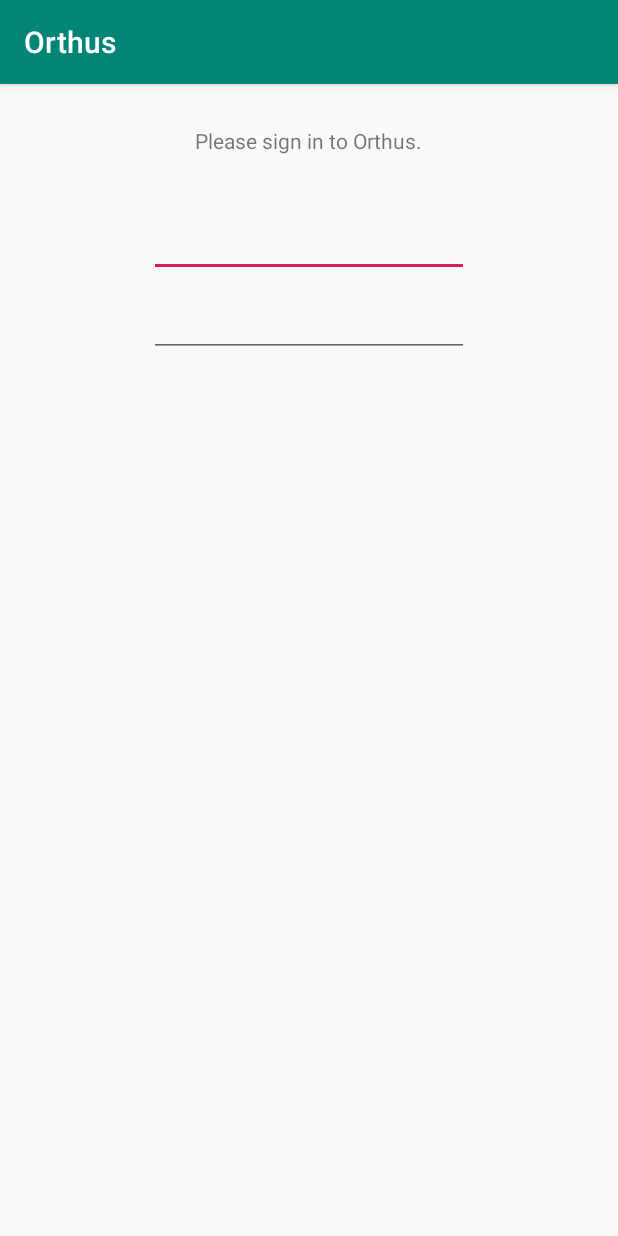
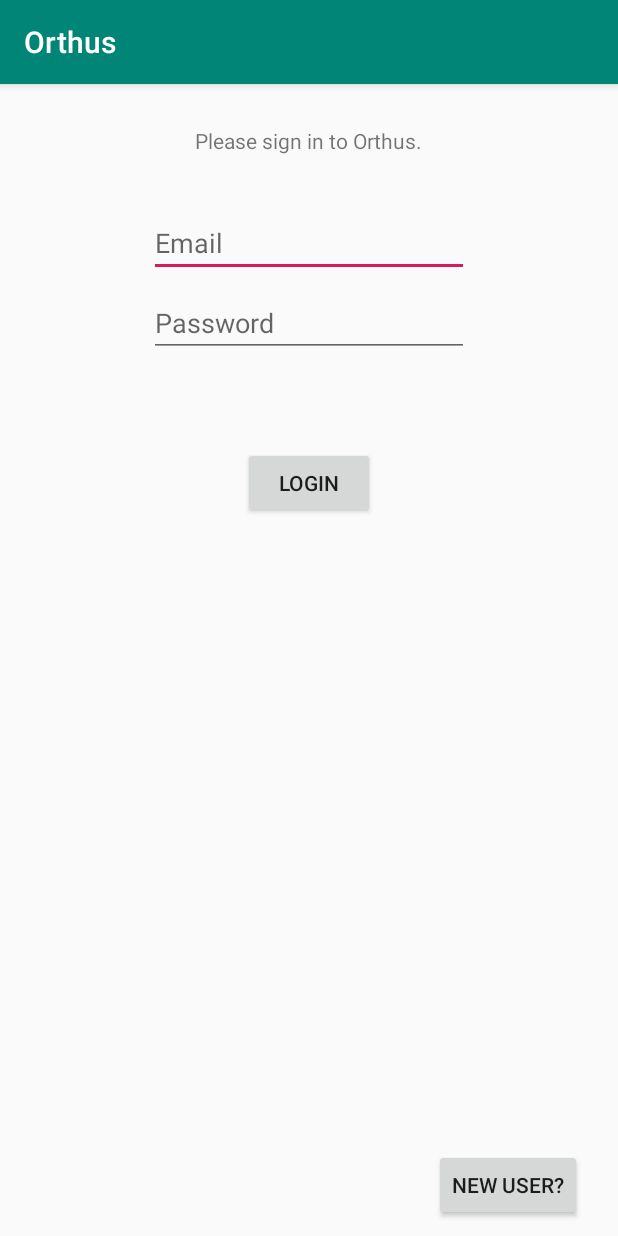
Before and after one commit to ChenChai/Orthus-Security-System, an Android app: the screen it shows after launch (LoginActivity), on a phone screen of 412 x 824 dp. Run offline under Robolectric (Android 15) with nearby library versions, the phone set to English and light mode, and no system bars; our stand-ins replace Firebase (no records; nobody signed in at launch, a user with empty details on screens opened directly).

Commit message:
Added create account activity and button that links to it

```diff
--- a/OrthusApp/app/src/main/AndroidManifest.xml
+++ b/OrthusApp/app/src/main/AndroidManifest.xml
@@ -16,7 +16,8 @@
                 <category android:name="android.intent.category.LAUNCHER" />
             </intent-filter>
         </activity>
-        <activity android:name=".LoginActivity"></activity>
+        <activity android:name=".LoginActivity" />
+        <activity android:name=".CreateAccountActivity"></activity>
     </application>
 
 </manifest>
--- /dev/null
+++ b/OrthusApp/app/src/main/java/com/example/orthusapp/CreateAccountActivity.java
@@ -0,0 +1,13 @@
+package com.example.orthusapp;
+
+import android.support.v7.app.AppCompatActivity;
+import android.os.Bundle;
+
+public class CreateAccountActivity extends AppCompatActivity {
+
+    @Override
+    protected void onCreate(Bundle savedInstanceState) {
+        super.onCreate(savedInstanceState);
+        setContentView(R.layout.activity_create_account);
+    }
+}
--- a/OrthusApp/app/src/main/java/com/example/orthusapp/LoginActivity.java
+++ b/OrthusApp/app/src/main/java/com/example/orthusapp/LoginActivity.java
@@ -1,7 +1,9 @@
 package com.example.orthusapp;
 
+import android.content.Intent;
 import android.support.v7.app.AppCompatActivity;
 import android.os.Bundle;
+import android.view.View;
 
 public class LoginActivity extends AppCompatActivity {
 
@@ -13,4 +15,14 @@
         // TODO: Let user login with FirebaseAuth
 
     }
+
+    public void launchCreateAccount(View view){
+        startActivity(new Intent(this, CreateAccountActivity.class));
+    }
+
+    // called when login button is pressed.
+    public void loginMe(View view){
+        // TODO: implement authentication
+    }
+
 }
--- /dev/null
+++ b/OrthusApp/app/src/main/res/layout/activity_create_account.xml
@@ -0,0 +1,9 @@
+<?xml version="1.0" encoding="utf-8"?>
+<android.support.constraint.ConstraintLayout xmlns:android="http://schemas.android.com/apk/res/android"
+    xmlns:app="http://schemas.android.com/apk/res-auto"
+    xmlns:tools="http://schemas.android.com/tools"
+    android:layout_width="match_parent"
+    android:layout_height="match_parent"
+    tools:context=".CreateAccountActivity">
+
+</android.support.constraint.ConstraintLayout>
--- a/OrthusApp/app/src/main/res/layout/activity_login.xml
+++ b/OrthusApp/app/src/main/res/layout/activity_login.xml
@@ -7,7 +7,7 @@
     tools:context=".LoginActivity">
 
     <TextView
-        android:id="@+id/textView"
+        android:id="@+id/loginTextView"
         android:layout_width="wrap_content"
         android:layout_height="wrap_content"
         android:layout_marginStart="8dp"
@@ -21,7 +21,7 @@
         app:layout_constraintTop_toTopOf="parent" />
 
     <EditText
-        android:id="@+id/editText"
+        android:id="@+id/emailEditText"
         android:layout_width="wrap_content"
         android:layout_height="wrap_content"
         android:layout_marginStart="8dp"
@@ -31,12 +31,13 @@
         android:layout_marginRight="8dp"
         android:ems="10"
         android:inputType="textEmailAddress"
+        android:hint="@string/email_hint"
         app:layout_constraintEnd_toEndOf="parent"
         app:layout_constraintStart_toStartOf="parent"
-        app:layout_constraintTop_toBottomOf="@+id/textView" />
+        app:layout_constraintTop_toBottomOf="@+id/loginTextView" />
 
     <EditText
-        android:id="@+id/editText2"
+        android:id="@+id/passwordEditText"
         android:layout_width="wrap_content"
         android:layout_height="wrap_content"
         android:layout_marginStart="8dp"
@@ -46,7 +47,37 @@
         android:layout_marginRight="8dp"
         android:ems="10"
         android:inputType="textPassword"
+        android:hint="@string/password_hint"
         app:layout_constraintEnd_toEndOf="parent"
         app:layout_constraintStart_toStartOf="parent"
-        app:layout_constraintTop_toBottomOf="@+id/editText" />
+        app:layout_constraintTop_toBottomOf="@+id/emailEditText" />
+
+    <Button
+        android:id="@+id/loginButton"
+        android:layout_width="wrap_content"
+        android:layout_height="wrap_content"
+        android:layout_marginStart="8dp"
+        android:layout_marginLeft="8dp"
+        android:layout_marginTop="8dp"
+        android:layout_marginEnd="8dp"
+        android:layout_marginRight="8dp"
+        android:layout_marginBottom="8dp"
+        android:text="@string/login_button_text"
+        app:layout_constraintBottom_toBottomOf="parent"
+        app:layout_constraintEnd_toEndOf="parent"
+        app:layout_constraintStart_toStartOf="parent"
+        app:layout_constraintTop_toBottomOf="@+id/passwordEditText"
+        app:layout_constraintVertical_bias="0.1" />
+
+    <Button
+        android:id="@+id/createAccountButton"
+        android:layout_width="wrap_content"
+        android:layout_height="wrap_content"
+        android:layout_marginEnd="24dp"
+        android:layout_marginRight="8dp"
+        android:layout_marginBottom="10dp"
+        android:text="@string/create_account_button_text"
+        android:onClick="launchCreateAccount"
+        app:layout_constraintBottom_toBottomOf="parent"
+        app:layout_constraintEnd_toEndOf="parent" />
 </android.support.constraint.ConstraintLayout>
--- a/OrthusApp/app/src/main/res/values/strings.xml
+++ b/OrthusApp/app/src/main/res/values/strings.xml
@@ -1,4 +1,10 @@
 <resources>
     <string name="app_name">Orthus</string>
+
+
     <string name="login_greet">Please sign in to Orthus.</string>
+    <string name="email_hint">Email</string>
+    <string name="password_hint">Password</string>
+    <string name="login_button_text">Login</string>
+    <string name="create_account_button_text">New User?</string>
 </resources>
```
Also changed, not shown: OrthusApp/app/build.gradle (line endings or trailing spaces).
